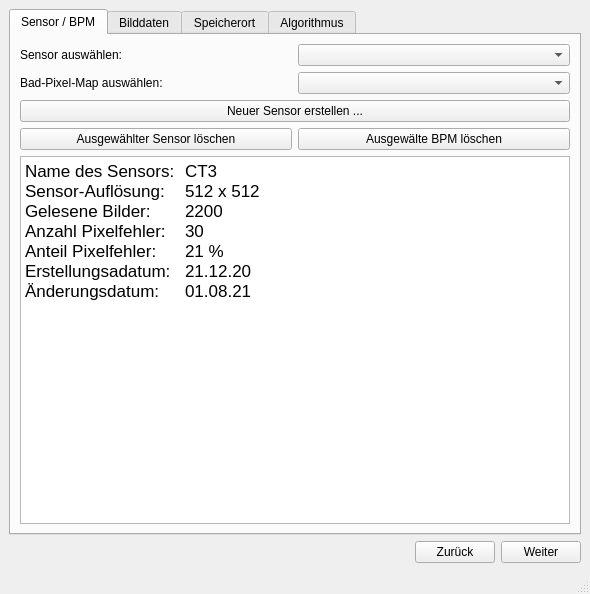
Qt form main/resources/base/badPixelMainWindow.ui (TrandyAndy/Bad-Pixel) before a commit.
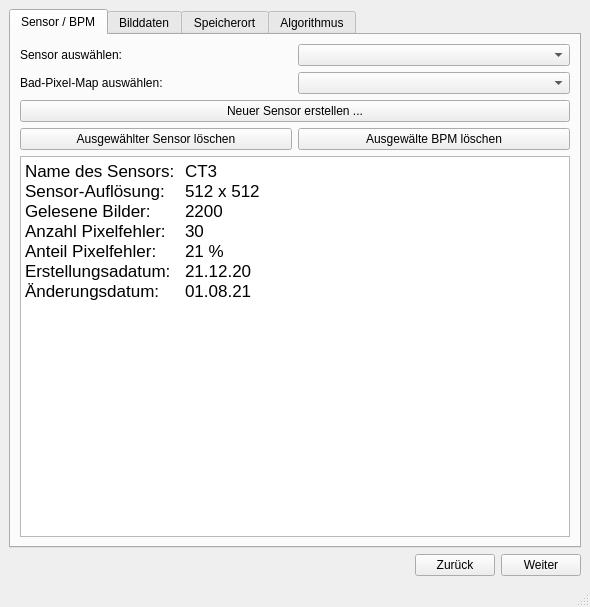
The same form after that commit. The open tabs and pages were chosen to show the change.

Patch:
```diff
--- a/main/resources/base/badPixelMainWindow.ui
+++ b/main/resources/base/badPixelMainWindow.ui
@@ -7,7 +7,7 @@
     <x>0</x>
     <y>0</y>
     <width>590</width>
-    <height>594</height>
+    <height>607</height>
    </rect>
   </property>
   <property name="mouseTracking">
```
Left out of the diff: 2 changed lines with no effect on the pictures.
